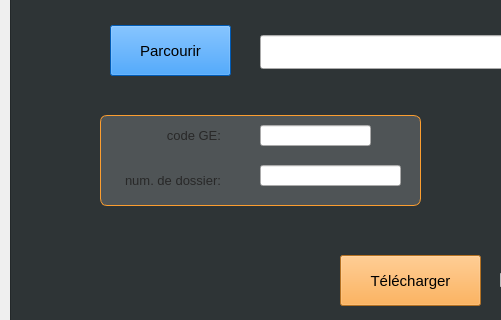
Qt form modules/ui/qt_ui/mainwindow.ui (cloud441/Procerfa) before a commit; both pictures show x 0 to 501 and y 315 to 635 of the 850 by 719 pixel window.
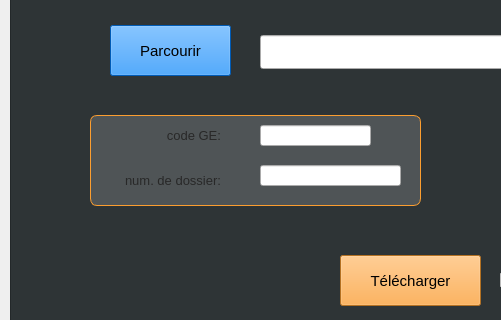
The same form after that commit.

Commit message: [UI]: add more padding to field box

```diff
--- a/modules/ui/qt_ui/mainwindow.ui
+++ b/modules/ui/qt_ui/mainwindow.ui
@@ -214,9 +214,9 @@
      <widget class="QLabel" name="label_2">
       <property name="geometry">
        <rect>
-        <x>90</x>
+        <x>80</x>
         <y>470</y>
-        <width>121</width>
+        <width>131</width>
         <height>31</height>
        </rect>
       </property>
@@ -235,9 +235,9 @@
      <widget class="Line" name="line">
       <property name="geometry">
        <rect>
-        <x>90</x>
+        <x>80</x>
         <y>420</y>
-        <width>321</width>
+        <width>331</width>
         <height>91</height>
        </rect>
       </property>
```
The commit also changes 1 other file.
